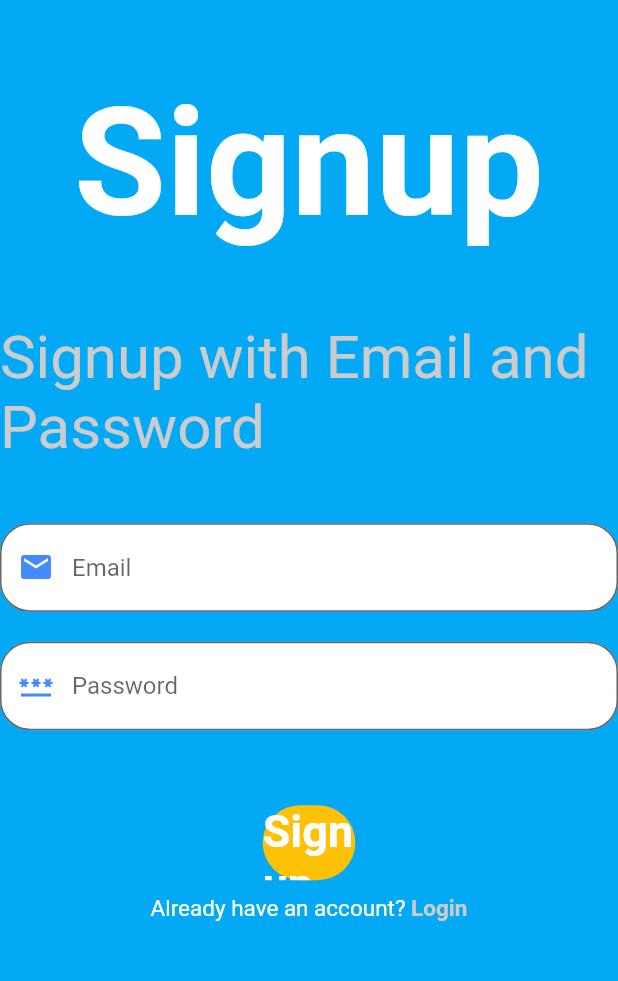
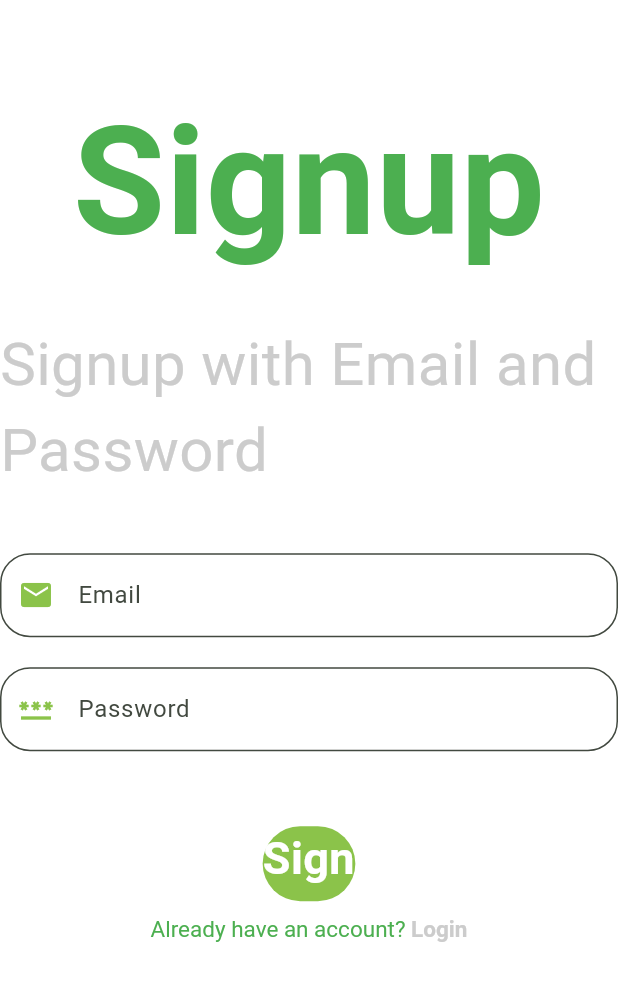
Before and after one commit to Rainmaker0102/SPTD-LMS, a Flutter app: the SignupPage screen opened directly, on a phone screen of 412 x 824 dp. Shown: the top 981 px of the screen. Run offline on Flutter 3.47's test engine with Material 2 defaults, Android fonts, the phone set to English and light mode, and no system bars; our stand-ins replace cloud_firestore, firebase_auth, firebase_core, get, go_router, google_fonts; missing offline and left inert: firebase_ui_auth; accounts and stored records are empty.

Commit message:
Attempt at unifying colors

```diff
--- a/library_management_system/lib/catalog_page.dart
+++ b/library_management_system/lib/catalog_page.dart
@@ -1,15 +1,9 @@
 // ignore_for_file: library_private_types_in_public_api
 
-import 'package:cloud_firestore/cloud_firestore.dart';
-import 'package:flutter/gestures.dart';
 import 'package:flutter/material.dart';
 import 'package:flutter/src/widgets/framework.dart';
-import 'package:flutter/src/widgets/placeholder.dart';
 import 'package:get/get.dart';
 import 'package:library_management_system/search_page.dart';
-import 'package:library_management_system/signup_page.dart';
-import 'package:library_management_system/welcome_page.dart';
-
 import 'authorization_control.dart';
 
 class CatalogPage extends StatefulWidget {
--- a/library_management_system/lib/home_page.dart
+++ b/library_management_system/lib/home_page.dart
@@ -34,7 +34,7 @@ class _HomePageState extends State<HomePage> {
     double groupAligment = -1.0;
 
     return Scaffold(
-      backgroundColor: Colors.lightGreen,
+      backgroundColor: Colors.white,
       body: Row(
         children: <Widget>[
         NavigationRail(
@@ -93,7 +93,7 @@ class _HomePageState extends State<HomePage> {
                 height: h*.2,
                 child: Column(children: const [
                   Text("Library Home",
-                    style: TextStyle(fontSize: 100, fontWeight: FontWeight.bold, color: Colors.white),
+                    style: TextStyle(fontSize: 100, fontWeight: FontWeight.bold, color: Colors.green),
                   )
                 ],),
               ),
--- a/library_management_system/lib/signup_page.dart
+++ b/library_management_system/lib/signup_page.dart
@@ -24,7 +24,7 @@ class _SignupPageState extends State<SignupPage> {
     double w = MediaQuery.of(context).size.width;
     double h = MediaQuery.of(context).size.height;
     return Scaffold(
-      backgroundColor: Colors.lightBlue,
+      backgroundColor: Colors.white,
 
       body: Column(
         children: [
@@ -34,7 +34,7 @@ class _SignupPageState extends State<SignupPage> {
             height: h*.2,
             child: Column(children: const [
               Text("Signup",
-                style: TextStyle(fontSize: 100, fontWeight: FontWeight.bold, color: Colors.white),
+                style: TextStyle(fontSize: 100, fontWeight: FontWeight.bold, color: Colors.green),
               )
             ],),
           ),
@@ -58,7 +58,7 @@ class _SignupPageState extends State<SignupPage> {
                     filled: true,
                     fillColor: Colors.white,
                     hintText: "Email",
-                    prefixIcon: Icon(Icons.email, color: Colors.blueAccent),
+                    prefixIcon: Icon(Icons.email, color: Colors.lightGreen),
                     focusedBorder: OutlineInputBorder(
                       borderSide: BorderSide(
                         color: Colors.black
@@ -67,7 +67,7 @@ class _SignupPageState extends State<SignupPage> {
                     ),
                     border: OutlineInputBorder(
                       borderSide: BorderSide(
-                        color: Colors.white
+                        color: Colors.green
                       ),
                       borderRadius: BorderRadius.all(Radius.circular(20))
                     )
@@ -86,7 +86,7 @@ class _SignupPageState extends State<SignupPage> {
                     filled: true,
                     fillColor: Colors.white,
                     hintText: "Password",
-                    prefixIcon: Icon(Icons.password_outlined, color: Colors.blueAccent),
+                    prefixIcon: Icon(Icons.password_outlined, color: Colors.lightGreen),
                     focusedBorder: OutlineInputBorder(
                       borderSide: BorderSide(
                         color: Colors.black
@@ -145,7 +145,7 @@ class _SignupPageState extends State<SignupPage> {
               height: 50,
               decoration: const BoxDecoration(
                 borderRadius: BorderRadius.all(Radius.circular(30)),
-                color: Colors.amber,
+                color: Colors.lightGreen,
               ),
               child: const Center(
                 child: Text(
@@ -157,7 +157,7 @@ class _SignupPageState extends State<SignupPage> {
           ),
           SizedBox(height: 10,),
           RichText(text: TextSpan(
-            text: "Already have an account?", style: TextStyle(color: Colors.white, fontSize: 15,),
+            text: "Already have an account?", style: TextStyle(color: Colors.green, fontSize: 15,),
             children: [
               TextSpan(
                 text: " Login", style: TextStyle(color: Color.fromARGB(255, 204, 204, 204), fontSize: 15, fontWeight: FontWeight.bold),
```
Also changed, not shown: library_management_system/lib/login_page.dart (+7 -7 lines), library_management_system/lib/main.dart (+3 -8 lines), 1 other file.
